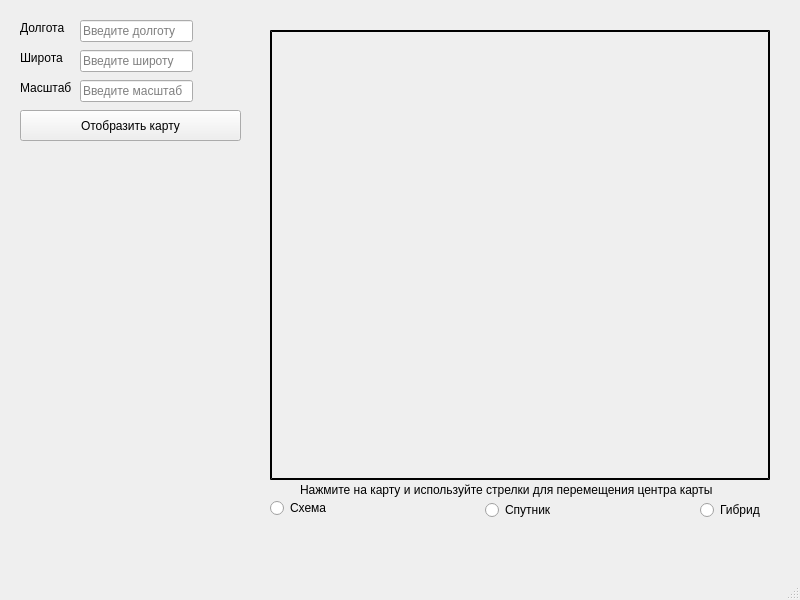
Above: MainWindow.ui from AFD333777/miniSearch before the change. Below: the same form after it.
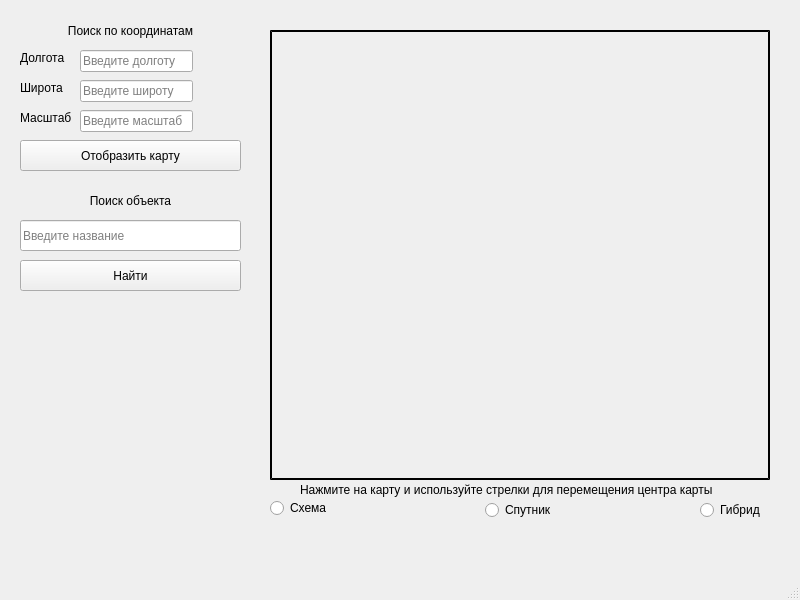
That is the form after the change.

What changed in the file:
```diff
--- a/MainWindow.ui
+++ b/MainWindow.ui
@@ -24,7 +24,7 @@
     <property name="geometry">
      <rect>
       <x>20</x>
-      <y>20</y>
+      <y>50</y>
       <width>51</width>
       <height>16</height>
      </rect>
@@ -37,7 +37,7 @@
     <property name="geometry">
      <rect>
       <x>20</x>
-      <y>50</y>
+      <y>80</y>
       <width>51</width>
       <height>16</height>
      </rect>
@@ -50,7 +50,7 @@
     <property name="geometry">
      <rect>
       <x>20</x>
-      <y>80</y>
+      <y>110</y>
       <width>61</width>
       <height>16</height>
      </rect>
@@ -63,7 +63,7 @@
     <property name="geometry">
      <rect>
       <x>80</x>
-      <y>20</y>
+      <y>50</y>
       <width>113</width>
       <height>22</height>
      </rect>
@@ -100,7 +100,7 @@
     <property name="geometry">
      <rect>
       <x>80</x>
-      <y>50</y>
+      <y>80</y>
       <width>113</width>
       <height>22</height>
      </rect>
@@ -116,7 +116,7 @@
     <property name="geometry">
      <rect>
       <x>80</x>
-      <y>80</y>
+      <y>110</y>
       <width>113</width>
       <height>22</height>
      </rect>
@@ -153,7 +153,7 @@
     <property name="geometry">
      <rect>
       <x>20</x>
-      <y>110</y>
+      <y>140</y>
       <width>221</width>
       <height>31</height>
      </rect>
@@ -258,6 +258,67 @@
      <string>&lt;html&gt;&lt;head/&gt;&lt;body&gt;&lt;p&gt;Нажмите на карту и используйте стрелки для перемещения центра карты&lt;/p&gt;&lt;/body&gt;&lt;/html&gt;</string>
     </property>
    </widget>
+   <widget class="QLabel" name="labelSearch">
+    <property name="geometry">
+     <rect>
+      <x>20</x>
+      <y>190</y>
+      <width>221</width>
+      <height>21</height>
+     </rect>
+    </property>
+    <property name="layoutDirection">
+     <enum>Qt::LeftToRight</enum>
+    </property>
+    <property name="text">
+     <string>Поиск объекта</string>
+    </property>
+    <property name="alignment">
+     <set>Qt::AlignCenter</set>
+    </property>
+   </widget>
+   <widget class="QPushButton" name="searchBtn">
+    <property name="geometry">
+     <rect>
+      <x>20</x>
+      <y>260</y>
+      <width>221</width>
+      <height>31</height>
+     </rect>
+    </property>
+    <property name="text">
+     <string>Найти</string>
+    </property>
+   </widget>
+   <widget class="QLineEdit" name="searchName">
+    <property name="geometry">
+     <rect>
+      <x>20</x>
+      <y>220</y>
+      <width>221</width>
+      <height>31</height>
+     </rect>
+    </property>
+    <property name="placeholderText">
+     <string>Введите название</string>
+    </property>
+   </widget>
+   <widget class="QLabel" name="label_2">
+    <property name="geometry">
+     <rect>
+      <x>20</x>
+      <y>20</y>
+      <width>221</width>
+      <height>21</height>
+     </rect>
+    </property>
+    <property name="text">
+     <string>Поиск по координатам</string>
+    </property>
+    <property name="alignment">
+     <set>Qt::AlignCenter</set>
+    </property>
+   </widget>
   </widget>
   <widget class="QStatusBar" name="statusbar"/>
  </widget>
```
